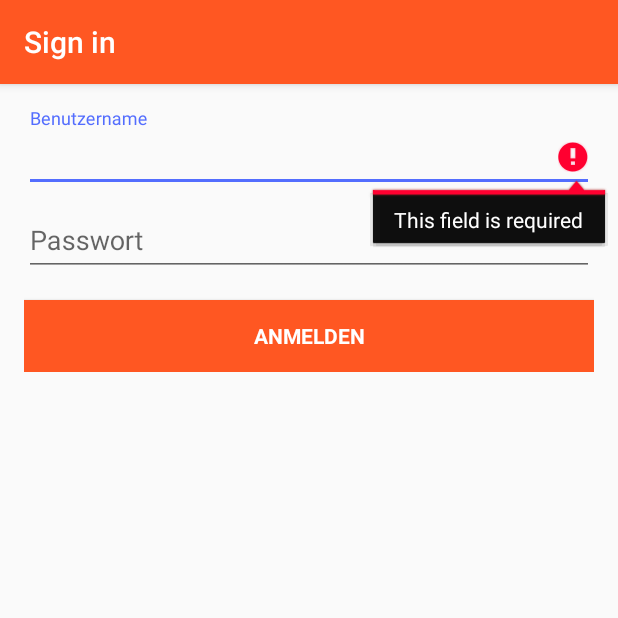
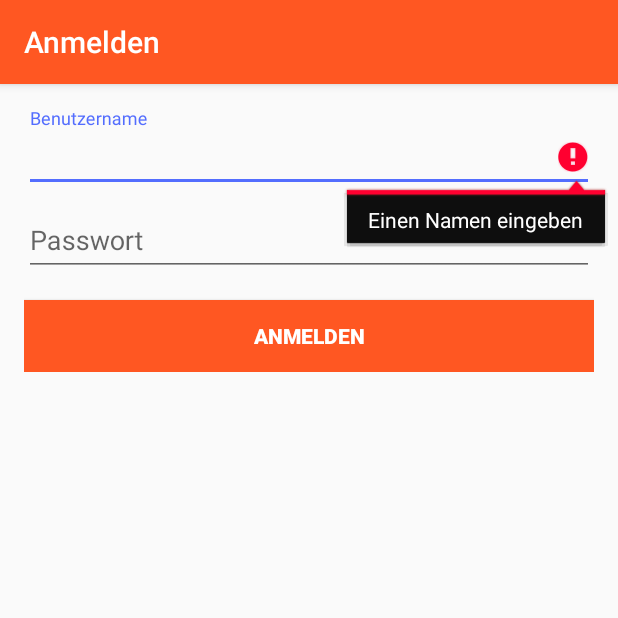
Before and after one commit to zacfo314/Clubby, an Android app: the LoginActivity screen opened directly, with no data from a screen before it, after a tap on "ANMELDEN", on a phone screen of 412 x 824 dp, the top half of it. Run offline under Robolectric (Android 15) with nearby library versions, the phone set to English and light mode, and no system bars; libraries missing offline, so code that uses them is left out: com.parse.

Commit message:
Login implementiert

```diff
--- a/app/src/main/AndroidManifest.xml
+++ b/app/src/main/AndroidManifest.xml
@@ -30,6 +30,9 @@
             </intent-filter>
         </activity>
         <activity
+            android:name=".ClubActivity" >
+        </activity>
+        <activity
             android:name=".LoginActivity"
             android:label="@string/title_activity_login" >
         </activity>
--- a/app/src/main/java/com/mathedia/clubby/LoginActivity.java
+++ b/app/src/main/java/com/mathedia/clubby/LoginActivity.java
@@ -3,56 +3,39 @@ package com.mathedia.clubby;
 import android.animation.Animator;
 import android.animation.AnimatorListenerAdapter;
 import android.annotation.TargetApi;
-import android.content.pm.PackageManager;
-import android.support.annotation.NonNull;
-import android.support.design.widget.Snackbar;
+import android.content.Intent;
 import android.support.v7.app.AppCompatActivity;
-import android.app.LoaderManager.LoaderCallbacks;
 
-import android.content.CursorLoader;
-import android.content.Loader;
-import android.database.Cursor;
-import android.net.Uri;
 import android.os.AsyncTask;
 
 import android.os.Build;
 import android.os.Bundle;
-import android.provider.ContactsContract;
 import android.text.TextUtils;
 import android.view.KeyEvent;
 import android.view.View;
 import android.view.View.OnClickListener;
 import android.view.inputmethod.EditorInfo;
-import android.widget.ArrayAdapter;
-import android.widget.AutoCompleteTextView;
 import android.widget.Button;
 import android.widget.EditText;
 import android.widget.TextView;
+import android.widget.Toast;
 
-import java.util.ArrayList;
-import java.util.List;
-
-import static android.Manifest.permission.READ_CONTACTS;
+import com.parse.LogInCallback;
+import com.parse.ParseException;
+import com.parse.ParseUser;
 
 /**
  * A login screen that offers login via email/password.
  */
-public class LoginActivity extends AppCompatActivity implements LoaderCallbacks<Cursor> {
+public class LoginActivity extends AppCompatActivity {
 
-    /**
-     * A dummy authentication store containing known user names and passwords.
-     * TODO: remove after connecting to a real authentication system.
-     */
-    private static final String[] DUMMY_CREDENTIALS = new String[]{
-            "foo@example.com:hello", "bar@example.com:world"
-    };
     /**
      * Keep track of the login task to ensure we can cancel it if requested.
      */
     private UserLoginTask mAuthTask = null;
 
     // UI references.
-    private EditText mEmailView;
+    private EditText mNameView;
     private EditText mPasswordView;
     private View mProgressView;
     private View mLoginFormView;
@@ -61,9 +44,9 @@ public class LoginActivity extends AppCompatActivity implements LoaderCallbacks<
     protected void onCreate(Bundle savedInstanceState) {
         super.onCreate(savedInstanceState);
         setContentView(R.layout.activity_login);
+
         // Set up the login form.
-        mEmailView = (EditText) findViewById(R.id.name);
-
+        mNameView = (EditText) findViewById(R.id.name);
         mPasswordView = (EditText) findViewById(R.id.password);
         mPasswordView.setOnEditorActionListener(new TextView.OnEditorActionListener() {
             @Override
@@ -76,8 +59,8 @@ public class LoginActivity extends AppCompatActivity implements LoaderCallbacks<
             }
         });
 
-        Button mEmailSignInButton = (Button) findViewById(R.id.login_button);
-        mEmailSignInButton.setOnClickListener(new OnClickListener() {
+        Button mLoginButton = (Button) findViewById(R.id.login_button);
+        mLoginButton.setOnClickListener(new OnClickListener() {
             @Override
             public void onClick(View view) {
                 attemptLogin();
@@ -99,11 +82,11 @@ public class LoginActivity extends AppCompatActivity implements LoaderCallbacks<
         }
 
         // Reset errors.
-        mEmailView.setError(null);
+        mNameView.setError(null);
         mPasswordView.setError(null);
 
         // Store values at the time of the login attempt.
-        String email = mEmailView.getText().toString();
+        String name = mNameView.getText().toString();
         String password = mPasswordView.getText().toString();
 
         boolean cancel = false;
@@ -116,16 +99,17 @@ public class LoginActivity extends AppCompatActivity implements LoaderCallbacks<
             cancel = true;
         }
 
-        // Check for a valid email address.
-        if (TextUtils.isEmpty(email)) {
-            mEmailView.setError(getString(R.string.error_field_required));
-            focusView = mEmailView;
-            cancel = true;
-        } else if (!isEmailValid(email)) {
-            mEmailView.setError(getString(R.string.error_invalid_email));
-            focusView = mEmailView;
+        // Check for a valid name.
+        if (TextUtils.isEmpty(name)) {
+            mNameView.setError(getString(R.string.error_field_required));
+            focusView = mNameView;
             cancel = true;
         }
+//        else if (!isEmailValid(name)) {
+//            mNameView.setError(getString(R.string.error_invalid_email));
+//            focusView = mNameView;
+//            cancel = true;
+//        }
 
         if (cancel) {
             // There was an error; don't attempt login and focus the first
@@ -135,15 +119,15 @@ public class LoginActivity extends AppCompatActivity implements LoaderCallbacks<
             // Show a progress spinner, and kick off a background task to
             // perform the user login attempt.
             showProgress(true);
-            mAuthTask = new UserLoginTask(email, password);
+            mAuthTask = new UserLoginTask(name, password);
             mAuthTask.execute((Void) null);
         }
     }
 
-    private boolean isEmailValid(String email) {
-        //TODO: Replace this with your own logic
-        return email.contains("@");
-    }
+//    private boolean isEmailValid(String email) {
+//        //TODO: Replace this with your own logic
+//        return email.contains("@");
+//    }
 
     private boolean isPasswordValid(String password) {
         //TODO: Replace this with your own logic
@@ -186,54 +170,17 @@ public class LoginActivity extends AppCompatActivity implements LoaderCallbacks<
         }
     }
 
-    @Override
-    public Loader<Cursor> onCreateLoader(int i, Bundle bundle) {
-        return new CursorLoader(this,
-                // Retrieve data rows for the device user's 'profile' contact.
-                Uri.withAppendedPath(ContactsContract.Profile.CONTENT_URI,
-                        ContactsContract.Contacts.Data.CONTENT_DIRECTORY), ProfileQuery.PROJECTION,
-
-                // Select only email addresses.
-                ContactsContract.Contacts.Data.MIMETYPE +
-                        " = ?", new String[]{ContactsContract.CommonDataKinds.Email
-                .CONTENT_ITEM_TYPE},
-
-                // Show primary email addresses first. Note that there won't be
-                // a primary email address if the user hasn't specified one.
-                ContactsContract.Contacts.Data.IS_PRIMARY + " DESC");
-    }
-
-    @Override
-    public void onLoadFinished(Loader<Cursor> cursorLoader, Cursor cursor) {
-
-    }
-
-    @Override
-    public void onLoaderReset(Loader<Cursor> cursorLoader) {
-
-    }
-
-    private interface ProfileQuery {
-        String[] PROJECTION = {
-                ContactsContract.CommonDataKinds.Email.ADDRESS,
-                ContactsContract.CommonDataKinds.Email.IS_PRIMARY,
-        };
-
-        int ADDRESS = 0;
-        int IS_PRIMARY = 1;
-    }
-
     /**
      * Represents an asynchronous login/registration task used to authenticate
      * the user.
      */
     public class UserLoginTask extends AsyncTask<Void, Void, Boolean> {
 
-        private final String mEmail;
+        private final String mName;
         private final String mPassword;
 
-        UserLoginTask(String email, String password) {
-            mEmail = email;
+        UserLoginTask(String name, String password) {
+            mName = name;
             mPassword = password;
         }
 
@@ -241,24 +188,32 @@ public class LoginActivity extends AppCompatActivity implements LoaderCallbacks<
         protected Boolean doInBackground(Void... params) {
             // TODO: attempt authentication against a network service.
 
-            try {
-                // Simulate network access.
-                Thread.sleep(2000);
-            } catch (InterruptedException e) {
-                return false;
-            }
+                ParseUser.logInInBackground(mName, mPassword,
+                        new LogInCallback() {
+                            public void done(ParseUser user, ParseException e) {
+                                if (user != null) {
+                                    // If user exist and authenticated, send user to Welcome.class
+                                    Intent intent = new Intent(
+                                            LoginActivity.this,
+                                            ClubActivity.class);
+                                    startActivity(intent);
+                                    Toast.makeText(getApplicationContext(),
+                                            "Erfolgreich angemeldet",
+                                            Toast.LENGTH_LONG).show();
+                                    finish();
+                                } else {
+                                    Toast.makeText(
+                                            getApplicationContext(),
+                                            "Benutzername existiert nicht, bitte registrieren",
+                                            Toast.LENGTH_LONG).show();
+                                }
+                            }
+                        });
 
-            for (String credential : DUMMY_CREDENTIALS) {
-                String[] pieces = credential.split(":");
-                if (pieces[0].equals(mEmail)) {
-                    // Account exists, return true if the password matches.
-                    return pieces[1].equals(mPassword);
-                }
-            }
 
             // TODO: register the new account here.
             return true;
-        }
+      }
 
         @Override
         protected void onPostExecute(final Boolean success) {
--- a/app/src/main/res/layout/activity_login.xml
+++ b/app/src/main/res/layout/activity_login.xml
@@ -51,7 +51,6 @@
 
             <Button
                 android:id="@+id/login_button"
-                style="?android:textAppearanceSmall"
                 android:layout_width="match_parent"
                 android:layout_height="wrap_content"
                 android:layout_marginTop="16dp"
--- a/app/src/main/res/values/strings.xml
+++ b/app/src/main/res/values/strings.xml
@@ -5,7 +5,7 @@
     <string name="app_name">Clubby</string>
     <string name="action_settings">Settings</string>
     <string name="section_format">Hello World from section: %1$d</string>
-    <string name="title_activity_login">Sign in</string>
+    <string name="title_activity_login">Anmelden</string>
 
     <!-- Strings related to login -->
     <string name="prompt_name">Benutzername</string>
@@ -13,10 +13,10 @@
     <string name="login_button_text">Anmelden</string>
 
     <string name="action_sign_in_short">Sign in</string>
-    <string name="error_invalid_email">This email address is invalid</string>
-    <string name="error_invalid_password">This password is too short</string>
+    <string name="error_invalid_email">Ungültige E-Mail Adresse</string>
+    <string name="error_invalid_password">Mindestens fünf Zeichen</string>
     <string name="error_incorrect_password">This password is incorrect</string>
-    <string name="error_field_required">This field is required</string>
+    <string name="error_field_required">Einen Namen eingeben</string>
     <string name="permission_rationale">"Contacts permissions are needed for providing email
         completions."
     </string>
--- a/gradle.properties
+++ b/gradle.properties
@@ -11,6 +11,7 @@
 # The setting is particularly useful for tweaking memory settings.
 # Default value: -Xmx10248m -XX:MaxPermSize=256m
 # org.gradle.jvmargs=-Xmx2048m -XX:MaxPermSize=512m -XX:+HeapDumpOnOutOfMemoryError -Dfile.encoding=UTF-8
+org.gradle.jvmargs=-XX\:MaxHeapSize\=1024m -Xmx1024m
 
 # When configured, Gradle will run in incubating parallel mode.
 # This option should only be used with decoupled projects. More details, visit
```
Also changed, not shown: app/src/main/java/com/mathedia/clubby/ClubActivity.java (+7 -1 lines), build.gradle (line endings or trailing spaces).
